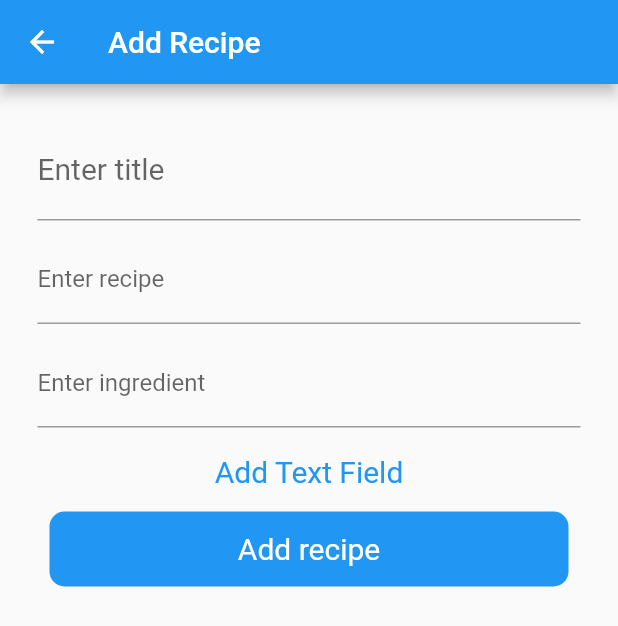
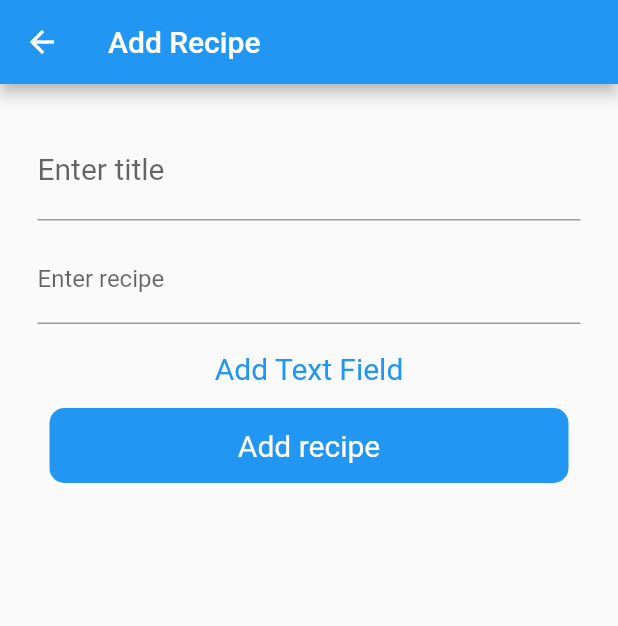
Before and after one commit to Dr34msHunt3r/dotd, a Flutter app: the screen it shows after launch, after a tap on "Add recipe", on a phone screen of 412 x 824 dp. Shown: the top 626 px of the screen. Run offline on Flutter 3.47's test engine with Material 2 defaults, Android fonts, the phone set to English and light mode, and no system bars; our stand-ins replace bloc, flutter_bloc, fluttertoast; network calls fail.

Commit message:
fix: removed unnecessary text field from adding recipe screen

```diff
--- a/lib/presentation/screens/add_recipe_screen.dart
+++ b/lib/presentation/screens/add_recipe_screen.dart
@@ -19,8 +19,6 @@ class _AddRecipeScreenState extends State<AddRecipeScreen> {
   final _controllerRecipeTitle = TextEditingController();
 
   final _controllerRecipeSubtitle = TextEditingController();
-
-  final _controllerIngredientName = TextEditingController();
 
   late int _count;
   late List<TextEditingController> _controller;
@@ -89,11 +87,6 @@ class _AddRecipeScreenState extends State<AddRecipeScreen> {
           keyboardType: TextInputType.multiline,
           maxLines: null,
           decoration: const InputDecoration(labelText: "Enter recipe"),
-        ),
-        const SizedBox(height: 10.0,),
-        TextField(
-          controller: _controllerIngredientName,
-          decoration: const InputDecoration(labelText: "Enter ingredient"),
         ),
         const SizedBox(height: 10.0,),
         ListView.builder(
```
